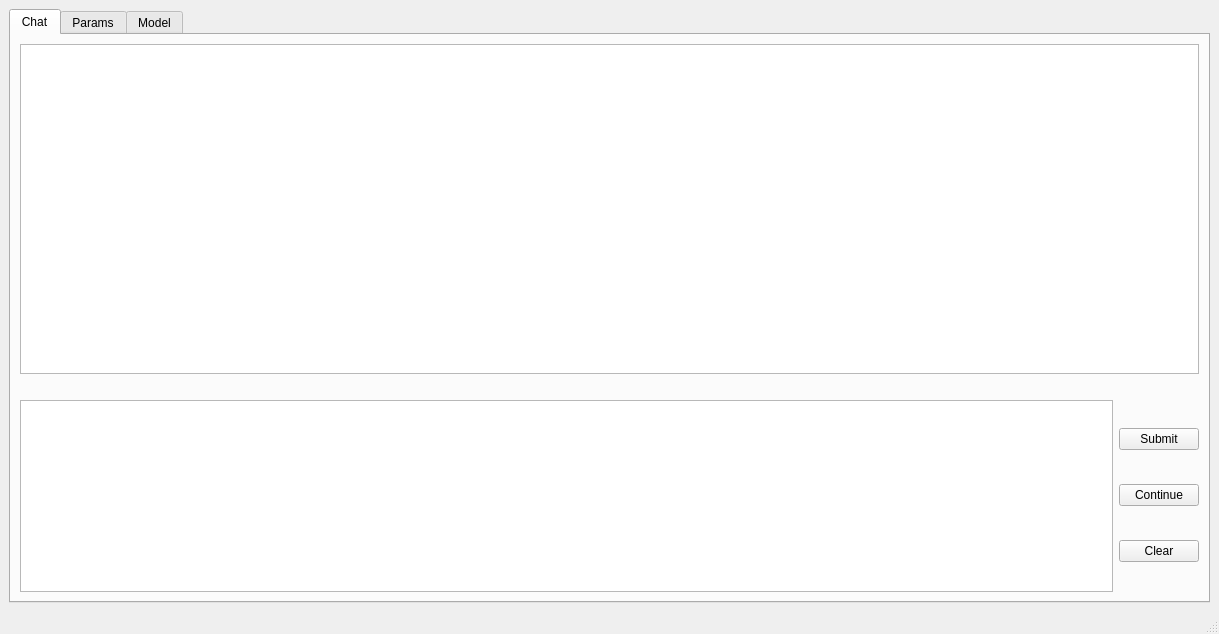
Above: src/ui/MainWindow.ui from NutritiousWheat/SimpleLlamaGUI before the change. Below: the same form after it.
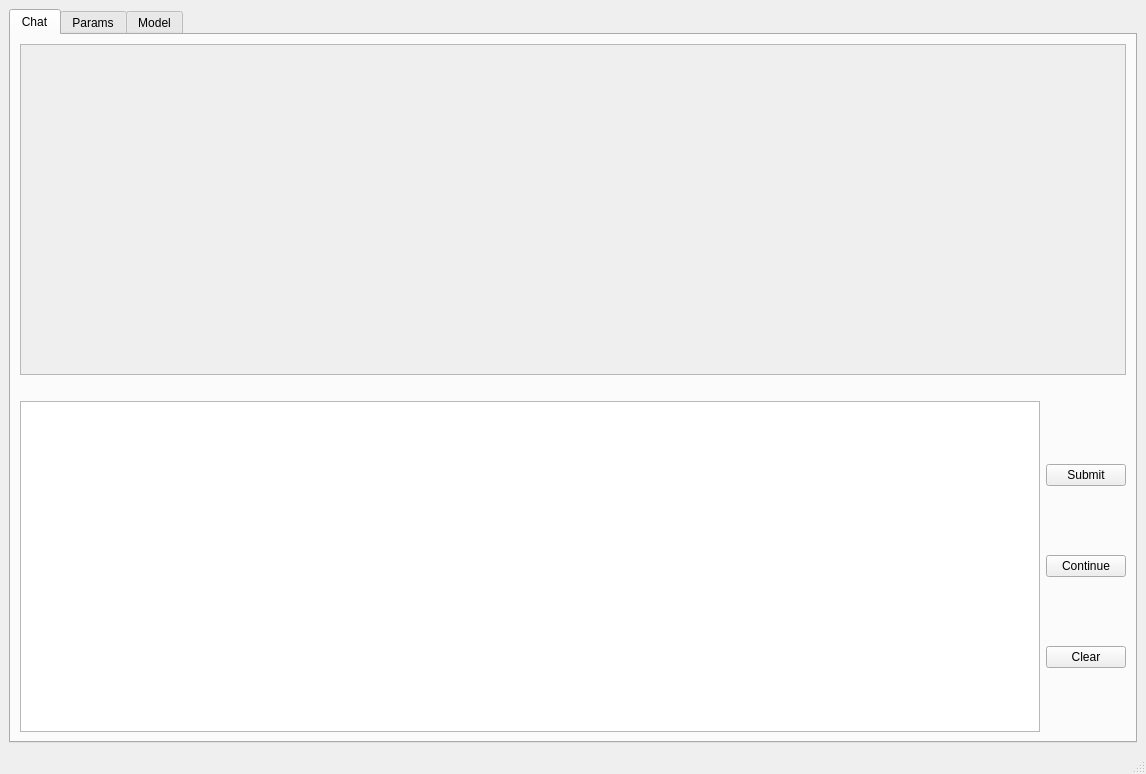
That is the form after the change. Custom widgets are drawn as their Qt base class.

```diff
--- a/src/ui/MainWindow.ui
+++ b/src/ui/MainWindow.ui
@@ -6,8 +6,8 @@
    <rect>
     <x>0</x>
     <y>0</y>
-    <width>1219</width>
-    <height>634</height>
+    <width>1146</width>
+    <height>774</height>
    </rect>
   </property>
   <property name="windowTitle">
@@ -24,12 +24,22 @@
        <attribute name="title">
         <string>Chat</string>
        </attribute>
-       <layout class="QVBoxLayout" name="verticalLayout_2" stretch="1,0,0">
+       <layout class="QVBoxLayout" name="verticalLayout_2" stretch="0,0,0">
         <item>
-         <widget class="QTextBrowser" name="chatBox">
-          <property name="horizontalScrollBarPolicy">
-           <enum>Qt::ScrollBarPolicy::ScrollBarAlwaysOff</enum>
+         <widget class="QScrollArea" name="chatArea">
+          <property name="widgetResizable">
+           <bool>true</bool>
           </property>
+          <widget class="QWidget" name="chatAreaWidgetContents">
+           <property name="geometry">
+            <rect>
+             <x>0</x>
+             <y>0</y>
+             <width>1104</width>
+             <height>312</height>
+            </rect>
+           </property>
+          </widget>
          </widget>
         </item>
         <item>
```
Left out of the diff: 2 changed lines with no effect on the pictures.
